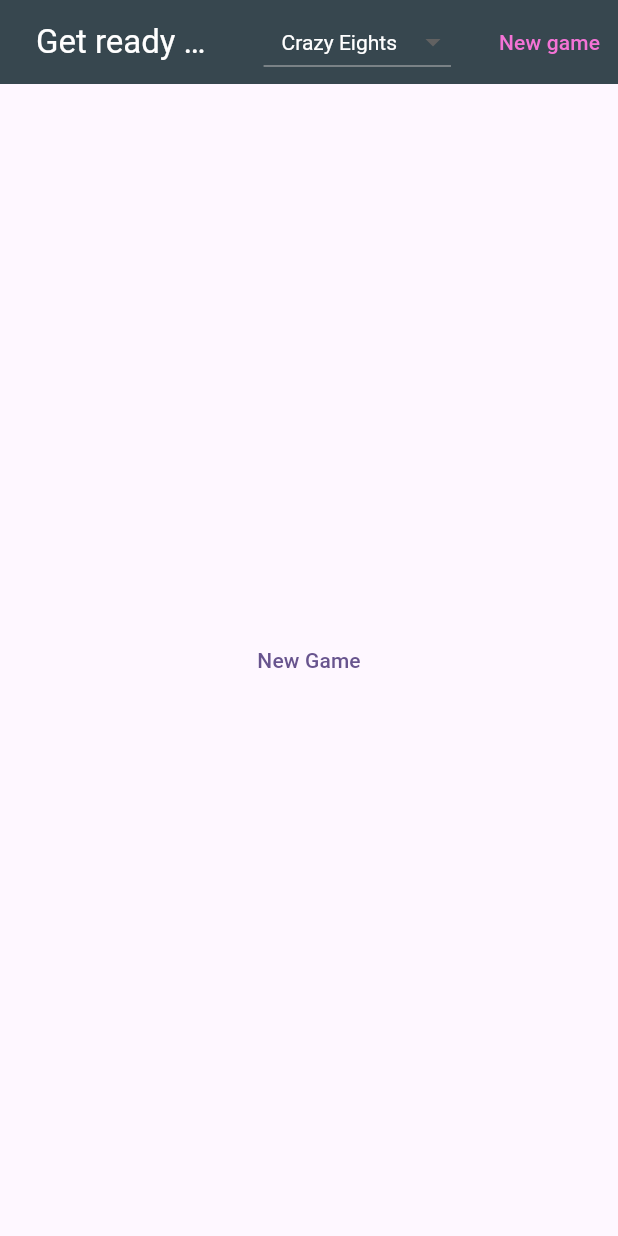
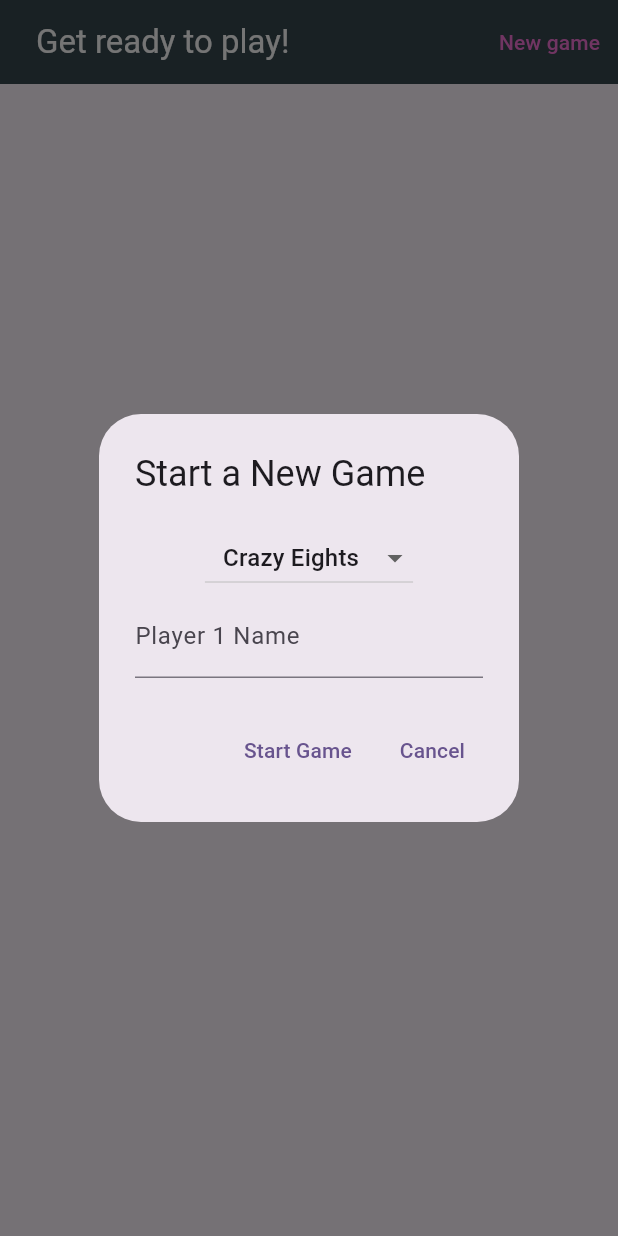
Before and after one commit to mlenda000/card_game, a Flutter app: the screen it shows after launch, after a tap on "New game", on a phone screen of 412 x 824 dp. Run offline on Flutter 3.47's test engine with Material 3 defaults, Android fonts, the phone set to English and light mode, and no system bars; our stand-ins replace cached_network_image, validators.

Commit message:
updated logic for 31 added modal to start and enter name

```diff
--- a/lib/components/game_board.dart
+++ b/lib/components/game_board.dart
@@ -51,7 +51,8 @@ class GameBoard extends StatelessWidget {
                                 ),
                               ],
                             ),
-                            if (provider.buttonWidget != null && provider.showTrump)
+                            if (provider.buttonWidget != null &&
+                                provider.showTrump)
                               provider.buttonWidget!,
                           ],
                         ),
@@ -74,12 +75,17 @@ class GameBoard extends StatelessWidget {
                         children: [
                           Padding(
                             padding: const EdgeInsets.all(8.0),
-                            child: Row(
+                            child: (provider.turn.currentPlayer ==
+                                    provider.players[0])
+                                ? Row(
                                     mainAxisAlignment: MainAxisAlignment.end,
                                     children: [
-                                ...provider.additionalButtons,
-                                if (provider.turn.currentPlayer ==
-                                    provider.players[0])
+                                      ...provider.additionalButtons.map(
+                                          (button) => ElevatedButton(
+                                              onPressed: button.enabled
+                                                  ? button.onPressed
+                                                  : null,
+                                              child: Text(button.label))),
                                       ElevatedButton(
                                         onPressed: provider.canEndTurn
                                             ? () {
@@ -89,7 +95,8 @@ class GameBoard extends StatelessWidget {
                                         child: const Text("End Turn"),
                                       ),
                                     ],
-                            ),
+                                  )
+                                : null,
                           ),
                           Padding(
                             padding: const EdgeInsets.only(
@@ -111,16 +118,7 @@ class GameBoard extends StatelessWidget {
             ],
           )
         : Center(
-            child: TextButton(
-              child: const Text("New Game"),
-              onPressed: () {
-                final players = [
-                  PlayerModel(name: "Mark", isHuman: true),
-                  PlayerModel(name: "Bot", isHuman: false)
-                ];
-                provider.newGame(players);
-              },
-            ),
+            child: const Text("To start a new game, Click New Game"),
           );
   }
 }
--- a/lib/models/player_model.dart
+++ b/lib/models/player_model.dart
@@ -4,11 +4,13 @@ class PlayerModel {
   final String name;
   bool isHuman;
   List<CardModel> cards;
+  int score;
 
   PlayerModel({
     required this.name,
     this.isHuman = false,
-    this.cards = const []
+    this.cards = const [],
+    this.score = 0,
     });
 
     addCards(List<CardModel> newCards) {
--- a/lib/providers/game_provider.dart
+++ b/lib/providers/game_provider.dart
@@ -7,13 +7,15 @@ import 'package:card_game/models/turn_model.dart';
 import 'package:card_game/services/deck_service.dart';
 import 'package:flutter/material.dart';
 
-
-class ActionButton{
+class ActionButton {
   final String label;
+  final bool enabled;
   final Function() onPressed;
 
-  ActionButton({required this.label, required this.onPressed});
+  ActionButton(
+      {required this.label, required this.onPressed, this.enabled = true});
 }
+
 abstract class GameProvider with ChangeNotifier {
   GameProvider() {
     _service = DeckService();
@@ -36,7 +38,7 @@ abstract class GameProvider with ChangeNotifier {
   Map<String, dynamic> gameState = {};
   Widget? buttonWidget;
 
-  List<Widget> additionalButtons = [];
+  List<ActionButton> additionalButtons = [];
 
   Future<void> newGame(List<PlayerModel> players) async {
     final deck = await _service.newDeck();
@@ -116,7 +118,7 @@ abstract class GameProvider with ChangeNotifier {
   }
 
   bool canPlayCard(CardModel card) {
-    if(gameIsOver) return false;
+    if (gameIsOver) return false;
 
     return _turn.actionCount < 1;
   }
@@ -134,21 +136,21 @@ abstract class GameProvider with ChangeNotifier {
     setLastPlayed(card);
     await applyCardSideEffects(card);
 
-    if(gameIsOver){
+    if (gameIsOver) {
       finishGame();
     }
 
     notifyListeners();
   }
 
-  bool canDrawCardFromDiscardPile({int count = 1}){
-    if(!canDrawCard) return false;
+  bool canDrawCardFromDiscardPile({int count = 1}) {
+    if (!canDrawCard) return false;
 
     return discards.length >= count;
   }
 
-  void drawCardsFromDiscard(PlayerModel player, {int count = 1}){
-    if(!canDrawCardFromDiscardPile(count: count)){
+  void drawCardsFromDiscard(PlayerModel player, {int count = 1}) {
+    if (!canDrawCardFromDiscardPile(count: count)) {
       return;
     }
     final start = discards.length - count;
@@ -189,7 +191,7 @@ abstract class GameProvider with ChangeNotifier {
     return currentDeck!.remaining < 1;
   }
 
-  void finishGame(){
+  void finishGame() {
     showToast("Game over");
 
     notifyListeners();
@@ -219,5 +221,4 @@ abstract class GameProvider with ChangeNotifier {
       ),
     );
   }
-
 }
--- a/lib/screens/game_screen.dart
+++ b/lib/screens/game_screen.dart
@@ -27,6 +27,90 @@ class _GameScreenState extends State<GameScreen> {
     _selectedGame = _gameOptions[0]; // Default to Crazy Eights
   }
 
+  void _startNewGame(player1, selectedGame) async {
+    final players = [
+      PlayerModel(name: player1, isHuman: true),
+      PlayerModel(name: "Bot", isHuman: false),
+    ];
+    if (selectedGame == "Crazy Eights") {
+      await Provider.of<CrazyEightsGameProvider>(context, listen: false)
+          .newGame(players);
+    } else {
+      await Provider.of<ThirtyOneGameProvider>(context, listen: false)
+          .newGame(players);
+    }
+  }
+
+  void _showNewGameDialog() {
+    String? playerName = '';
+    String? selectedGame = _selectedGame;
+
+    showDialog(
+      context: context,
+      builder: (context) {
+        return StatefulBuilder(
+          builder: (context, setStateSB) => AlertDialog(
+            title: const Text("Start a New Game"),
+            content: Column(
+              mainAxisSize: MainAxisSize.min,
+              children: [
+                DropdownButton<String>(
+                  value: selectedGame,
+                  onChanged: (String? newValue) {
+                    setStateSB(() {
+                      selectedGame = newValue;
+                      _selectedGame = newValue;
+                    });
+                    // setState(() {
+                    //   selectedGame = newValue;
+                    //   _selectedGame = newValue;
+                    // });
+                  },
+                  items: _gameOptions
+                      .map<DropdownMenuItem<String>>((String value) {
+                    return DropdownMenuItem<String>(
+                      value: value,
+                      child: Padding(
+                        padding: const EdgeInsets.only(
+                            top: 4, bottom: 4, left: 12, right: 12),
+                        child: Text(value),
+                      ),
+                    );
+                  }).toList(),
+                ),
+                TextField(
+                  decoration: const InputDecoration(
+                    labelText: 'Player 1 Name',
+                  ),
+                  onChanged: (value) {
+                    playerName = value;
+                  },
+                ),
+              ],
+            ),
+            actions: [
+              TextButton(
+                onPressed: () {
+                  if (playerName != null && playerName!.isNotEmpty) {
+                    Navigator.of(context).pop();
+                    _startNewGame(playerName!, _selectedGame!);
+                  }
+                },
+                child: const Text("Start Game"),
+              ),
+              TextButton(
+                onPressed: () {
+                  Navigator.of(context).pop();
+                },
+                child: const Text("Cancel"),
+              ),
+            ],
+          ),
+        );
+      },
+    );
+  }
+
   @override
   Widget build(BuildContext context) {
     return Scaffold(
@@ -38,40 +122,10 @@ class _GameScreenState extends State<GameScreen> {
           child: const Text("Get ready to play!"),
         ),
         actions: [
-          Container(
-            margin: const EdgeInsets.symmetric(horizontal: 20),
-            child: DropdownButton<String>(
-              dropdownColor: Colors.blueGrey[800],
-              style: const TextStyle(color: Colors.white),
-              value: _selectedGame,
-              onChanged: (String? newValue) {
-                setState(() {
-                  _selectedGame = newValue;
-                });
-              },
-              items: _gameOptions.map<DropdownMenuItem<String>>((String value) {
-                return DropdownMenuItem<String>(
-                  value: value,
-                  child: Padding(
-                    padding: const EdgeInsets.only(
-                        top: 4, bottom: 4, left: 12, right: 12),
-                    child: Text(value),
-                  ),
-                );
-              }).toList(),
-            ),
-          ),
+
           TextButton(
             onPressed: () async {
-              final players = [
-                PlayerModel(name: "Mark", isHuman: true),
-                PlayerModel(name: "Bot", isHuman: false),
-              ];
-              if (_selectedGame == "Crazy Eights") {
-                await Provider.of<CrazyEightsGameProvider>(context, listen: false).newGame(players);
-              } else {
-                await Provider.of<ThirtyOneGameProvider>(context, listen: false).newGame(players);
-              }
+              _showNewGameDialog();
             },
             child: const Text(
               "New game",
```
Also changed, not shown: lib/providers/thirty_one_game_provider.dart (+67 -9 lines), lib/constants.dart (line endings or trailing spaces). Lines whose indentation alone changed are shown as unchanged.
